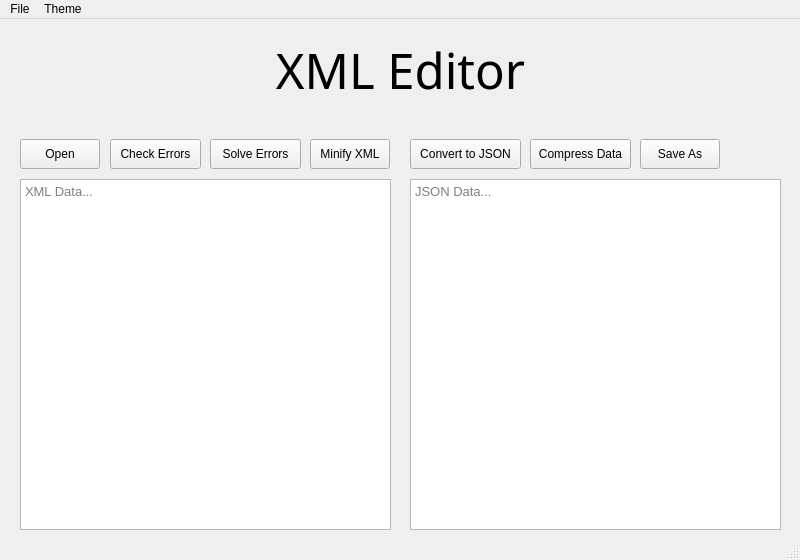
The window that MainUI.ui (Hazem-ali/XML_Editor_Master) describes before a commit, drawn with Qt 5.
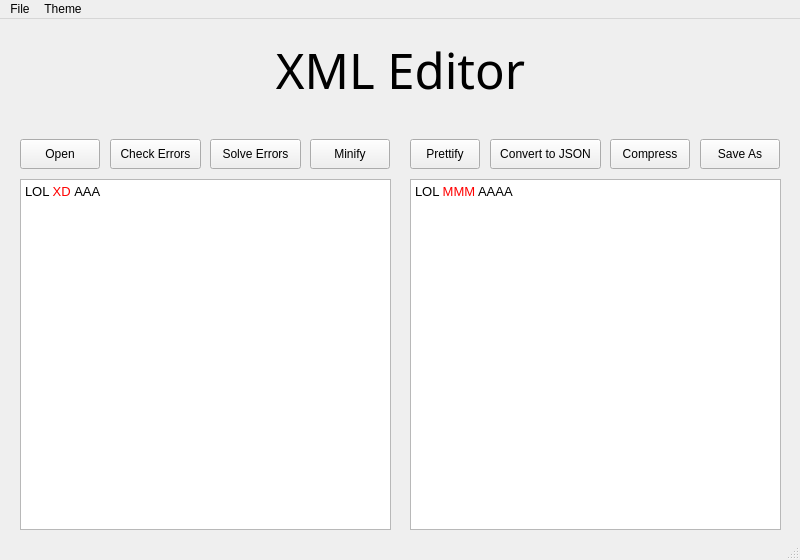
The same window after the commit. Icons and pictures are not drawn.

Commit message: Adding Color Feature

Diff of the .ui file:
```diff
--- a/MainUI.ui
+++ b/MainUI.ui
@@ -33,7 +33,7 @@
     <normaloff>icon.png</normaloff>icon.png</iconset>
   </property>
   <widget class="QWidget" name="centralwidget">
-   <widget class="QPlainTextEdit" name="XML_TextBox">
+   <widget class="QTextEdit" name="XML_TextBox">
     <property name="geometry">
      <rect>
       <x>20</x>
@@ -50,8 +50,12 @@
     <property name="readOnly">
      <bool>true</bool>
     </property>
-    <property name="overwriteMode">
-     <bool>false</bool>
+    <property name="html">
+     <string>&lt;!DOCTYPE HTML PUBLIC &quot;-//W3C//DTD HTML 4.0//EN&quot; &quot;http://www.w3.org/TR/REC-html40/strict.dtd&quot;&gt;
+&lt;html&gt;&lt;head&gt;&lt;meta name=&quot;qrichtext&quot; content=&quot;1&quot; /&gt;&lt;style type=&quot;text/css&quot;&gt;
+p, li { white-space: pre-wrap; }
+&lt;/style&gt;&lt;/head&gt;&lt;body style=&quot; font-family:'MS Shell Dlg 2'; font-size:10pt; font-weight:400; font-style:normal;&quot;&gt;
+&lt;p style=&quot; margin-top:0px; margin-bottom:0px; margin-left:0px; margin-right:0px; -qt-block-indent:0; text-indent:0px;&quot;&gt;LOL &lt;span style=&quot; color:#ff0000;&quot;&gt;XD &lt;/span&gt;&lt;span style=&quot; color:#000000;&quot;&gt;AAA&lt;/span&gt;&lt;/p&gt;&lt;/body&gt;&lt;/html&gt;</string>
     </property>
     <property name="placeholderText">
      <string>XML Data...</string>
@@ -70,7 +74,7 @@
      <string>Open</string>
     </property>
    </widget>
-   <widget class="QPlainTextEdit" name="Json_TextBox">
+   <widget class="QTextEdit" name="Json_TextBox">
     <property name="geometry">
      <rect>
       <x>410</x>
@@ -87,8 +91,12 @@
     <property name="readOnly">
      <bool>true</bool>
     </property>
-    <property name="overwriteMode">
-     <bool>false</bool>
+    <property name="html">
+     <string>&lt;!DOCTYPE HTML PUBLIC &quot;-//W3C//DTD HTML 4.0//EN&quot; &quot;http://www.w3.org/TR/REC-html40/strict.dtd&quot;&gt;
+&lt;html&gt;&lt;head&gt;&lt;meta name=&quot;qrichtext&quot; content=&quot;1&quot; /&gt;&lt;style type=&quot;text/css&quot;&gt;
+p, li { white-space: pre-wrap; }
+&lt;/style&gt;&lt;/head&gt;&lt;body style=&quot; font-family:'MS Shell Dlg 2'; font-size:10pt; font-weight:400; font-style:normal;&quot;&gt;
+&lt;p style=&quot; margin-top:0px; margin-bottom:0px; margin-left:0px; margin-right:0px; -qt-block-indent:0; text-indent:0px;&quot;&gt;LOL &lt;span style=&quot; color:#ff0000;&quot;&gt;MMM&lt;/span&gt; AAAA&lt;/p&gt;&lt;/body&gt;&lt;/html&gt;</string>
     </property>
     <property name="placeholderText">
      <string>JSON Data...</string>
@@ -130,13 +138,13 @@
      </rect>
     </property>
     <property name="text">
-     <string>Minify XML</string>
+     <string>Minify</string>
     </property>
    </widget>
    <widget class="QPushButton" name="Convert_Button">
     <property name="geometry">
      <rect>
-      <x>410</x>
+      <x>490</x>
       <y>120</y>
       <width>111</width>
       <height>30</height>
@@ -149,20 +157,20 @@
    <widget class="QPushButton" name="Compress_Button">
     <property name="geometry">
      <rect>
-      <x>530</x>
+      <x>610</x>
       <y>120</y>
-      <width>101</width>
+      <width>80</width>
       <height>30</height>
      </rect>
     </property>
     <property name="text">
-     <string>Compress Data</string>
+     <string>Compress</string>
     </property>
    </widget>
    <widget class="QPushButton" name="SaveAs_Button">
     <property name="geometry">
      <rect>
-      <x>640</x>
+      <x>700</x>
       <y>120</y>
       <width>80</width>
       <height>30</height>
@@ -200,6 +208,19 @@
      <set>Qt::AlignCenter</set>
     </property>
    </widget>
+   <widget class="QPushButton" name="Prettify_Button">
+    <property name="geometry">
+     <rect>
+      <x>410</x>
+      <y>120</y>
+      <width>70</width>
+      <height>30</height>
+     </rect>
+    </property>
+    <property name="text">
+     <string>Prettify</string>
+    </property>
+   </widget>
   </widget>
   <widget class="QMenuBar" name="menubar">
    <property name="geometry">
```
The commit also changes 3 other files.
